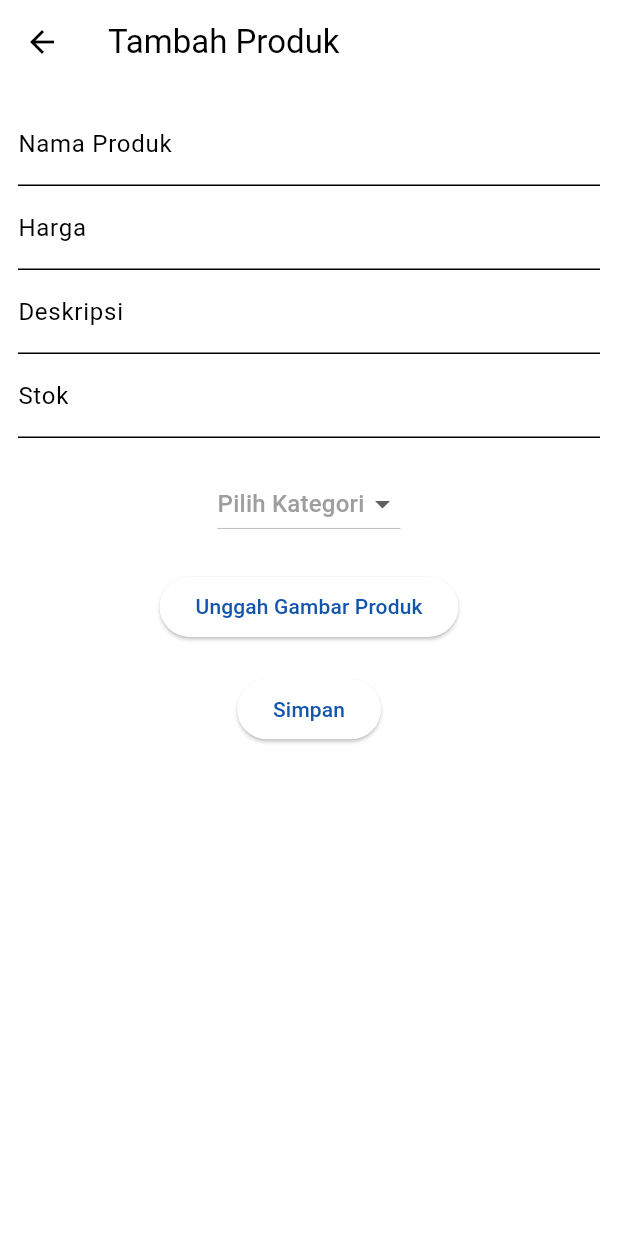
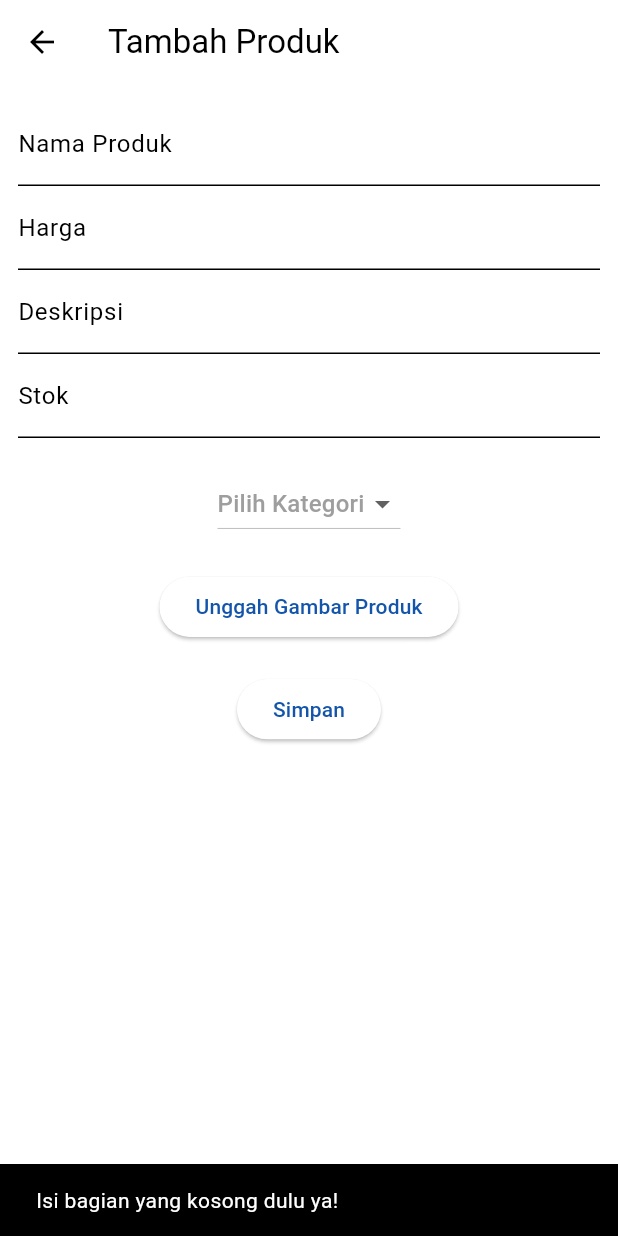
Before and after one commit to charlesbintang/pulo_seller_app, a Flutter app: the AddProduct screen opened directly, after a tap on "Simpan", on a phone screen of 412 x 824 dp. Run offline on Flutter 3.47's test engine with Material 3 defaults, Android fonts, the light colour scheme and no system bars; our stand-ins replace awesome_dialog, connectivity_plus, curved_navigation_bar, firebase_auth, firebase_core, firebase_database and 9 more; accounts and stored records are empty; Roboto replaces fonts that are missing (TitilliumWeb).

```diff
--- a/lib/auth/widgets/sign_in_widget.dart
+++ b/lib/auth/widgets/sign_in_widget.dart
@@ -78,11 +78,7 @@ class SignInWidgetState extends State<SignInWidget> {
             userName = (snap.snapshot.value as Map)["name"];
             userPhone = (snap.snapshot.value as Map)["phone"];
             Navigator.pushReplacement(
-                context,
-                MaterialPageRoute(
-                    builder: (c) => const Dashboard(
-                          initIndex: 0,
-                        )));
+                context, MaterialPageRoute(builder: (c) => const Dashboard()));
           } else {
             FirebaseAuth.instance.signOut();
             cMethods.displaySnackBar(
--- a/lib/auth/widgets/sign_up_widget.dart
+++ b/lib/auth/widgets/sign_up_widget.dart
@@ -93,11 +93,7 @@ class SignUpWidgetState extends State<SignUpWidget> {
     usersRef.set(userDataMap);
 
     Navigator.push(
-        context,
-        MaterialPageRoute(
-            builder: (c) => const Dashboard(
-                  initIndex: 0,
-                )));
+        context, MaterialPageRoute(builder: (c) => const Dashboard()));
   }
 
   @override
--- a/lib/base_widgets/payment/payment_failed_page.dart
+++ b/lib/base_widgets/payment/payment_failed_page.dart
@@ -23,9 +23,7 @@ class _PaymentFailedPageState extends State<PaymentFailedPage> {
         desc: 'Maaf Pembayaran Anda gagal',
         btnOkOnPress: () {
           Navigator.push(context, MaterialPageRoute(builder: (context) {
-            return const Dashboard(
-              initIndex: 0,
-            );
+            return const Dashboard();
           }));
         },
         btnOkColor: Colors.red,
--- a/lib/base_widgets/payment/payment_success_page.dart
+++ b/lib/base_widgets/payment/payment_success_page.dart
@@ -23,9 +23,7 @@ class _PaymentSuccessPageState extends State<PaymentSuccessPage> {
         desc: 'Selamat Pembayaran Berhasil dilakukan',
         btnOkOnPress: () {
           Navigator.push(context, MaterialPageRoute(builder: (context) {
-            return const Dashboard(
-              initIndex: 0,
-            );
+            return const Dashboard();
           }));
         },
       ).show();
--- a/lib/main.dart
+++ b/lib/main.dart
@@ -68,9 +68,7 @@ class MainApp extends StatelessWidget {
                         onInitializationComplete: () {
                           navigatorKey.currentState?.pushReplacement(
                             MaterialPageRoute(
-                              builder: (_) => const Dashboard(
-                                initIndex: 0,
-                              ),
+                              builder: (_) => const Dashboard(),
                             ),
                           );
                         },
--- a/lib/pages/add_product.dart
+++ b/lib/pages/add_product.dart
@@ -5,6 +5,8 @@ import 'package:flutter/material.dart';
 import 'package:firebase_database/firebase_database.dart';
 import 'package:flutter_screenutil/flutter_screenutil.dart';
 import 'package:image_picker/image_picker.dart';
+import 'package:pulo_seller_app/pages/dashboard.dart';
+import 'package:pulo_seller_app/utils/color_resources.dart';
 
 import '../global/global_var.dart';
 import '../models/seller_products.dart';
@@ -32,19 +34,27 @@ class _AddProductState extends State<AddProduct> {
     'rental',
   ];
 
-  void saveData() {
+  saveData() {
     DatabaseReference productRef = FirebaseDatabase.instance
         .ref()
         .child("sellerItems")
         .child(userID)
         .child(selectedCategory);
 
-// TODO masukkan productImage
-
     String productName = nameController.text;
     String productPrice = priceController.text;
     String productDescription = descriptionController.text;
     String productStock = stockController.text;
+
+    if (productImage.isEmpty &&
+        productStock.isEmpty &&
+        productPrice.isEmpty &&
+        productName.isEmpty &&
+        productDescription.isEmpty &&
+        selectedCategory.isEmpty) {
+      return ScaffoldMessenger.of(context).showSnackBar(
+          const SnackBar(content: Text("Isi bagian yang kosong dulu ya!")));
+    }
 
     // Simpan data ke Firebase
     productRef.push().set({
@@ -54,11 +64,11 @@ class _AddProductState extends State<AddProduct> {
       "productStock": productStock,
       "productCategory": selectedCategory,
       "productImage": productImage,
-      //  TODO "productImage": ,
     }).then((_) {
-      print("Data saved successfully");
+      // print("Data saved successfully");
+      Navigator.pop(context);
     }).catchError((e) {
-      print(e);
+      // print(e);
     });
 
     nameController.clear();
@@ -70,6 +80,12 @@ class _AddProductState extends State<AddProduct> {
       productImage = '';
     });
     sellerProducts.clear(); // Setel kategori kembali ke nilai awal
+    Navigator.pushReplacement(
+      context,
+      MaterialPageRoute(
+        builder: (context) => const Dashboard(),
+      ),
+    );
   }
 
   Future pickImageFromGallery() async {
@@ -102,6 +118,15 @@ class _AddProductState extends State<AddProduct> {
   Widget build(BuildContext context) {
     return Scaffold(
       appBar: AppBar(
+        leading: BackButton(
+          color: ColorResources.black,
+          onPressed: () => Navigator.pushReplacement(
+            context,
+            MaterialPageRoute(
+              builder: (context) => const Dashboard(),
+            ),
+          ),
+        ),
         title: const Text("Tambah Produk"),
       ),
       body: Padding(
```
Also changed, not shown: lib/pages/dashboard.dart (+1 -8 lines), lib/pages/product_details.dart (+15 -30 lines), lib/pages/product_view.dart (+7 -15 lines).
